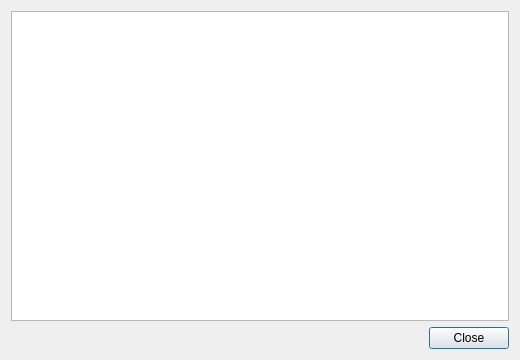
MaestroFusion360/easy_gcode_plot, file app/ui/generated/dialogs/help.ui: the form before one commit.
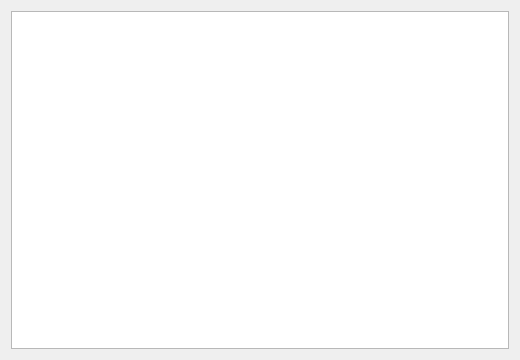
The form after the commit.

What changed in the file:
```diff
--- a/app/ui/generated/dialogs/help.ui
+++ b/app/ui/generated/dialogs/help.ui
@@ -19,13 +19,6 @@
                     </property>
                 </widget>
             </item>
-            <item>
-                <widget class="QDialogButtonBox" name="buttonBox">
-                    <property name="standardButtons">
-                        <set>QDialogButtonBox::StandardButton::Close</set>
-                    </property>
-                </widget>
-            </item>
         </layout>
     </widget>
     <resources/>
```
